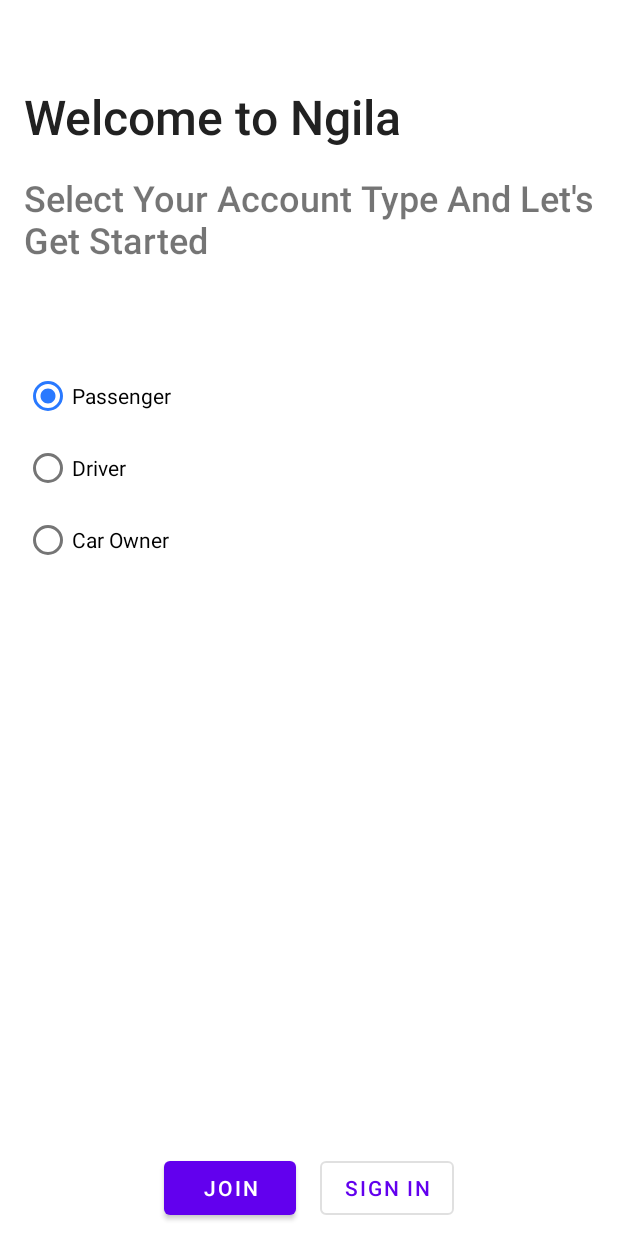
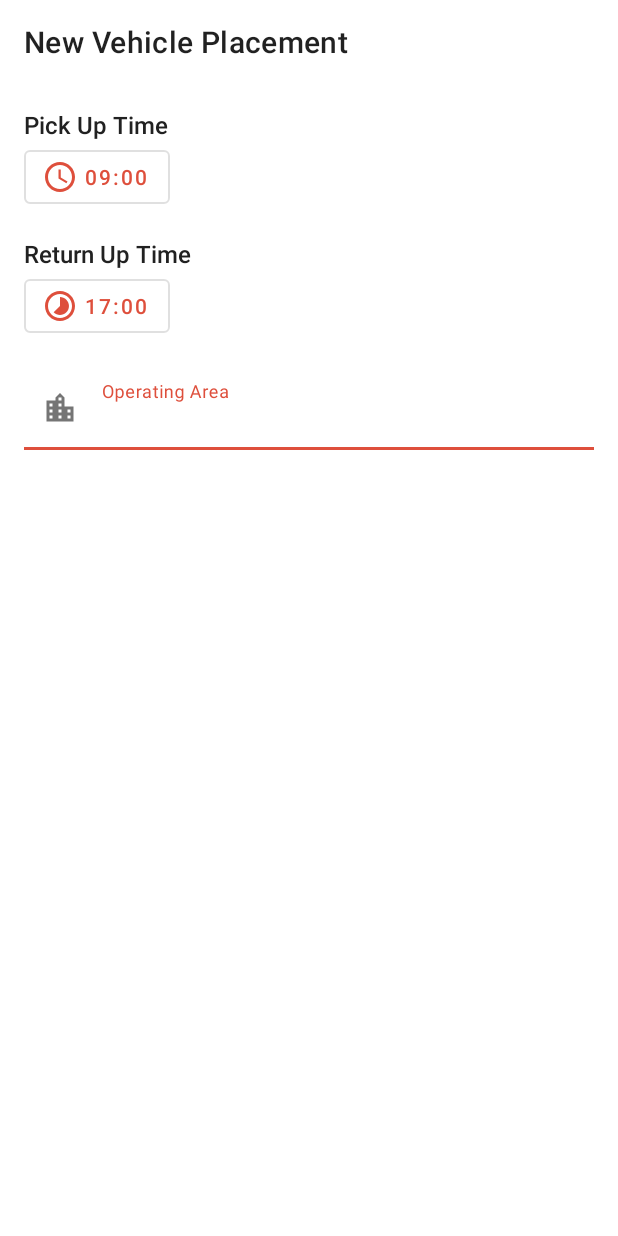
Before and after one commit to dnsking/ngila, an Android app: the screen it shows after launch (WelcomActivity before the commit, CarOwnerPlacementActivity after it), on a phone screen of 412 x 824 dp. Run offline under Robolectric (Android 15) with nearby library versions, the phone set to English and light mode, and no system bars.

Commit message:
added car owner activity

```diff
--- /dev/null
+++ b/app/src/main/java/com/app/ngila/CarOwnerPlacementActivity.java
@@ -0,0 +1,14 @@
+package com.app.ngila;
+
+import androidx.appcompat.app.AppCompatActivity;
+
+import android.os.Bundle;
+
+public class CarOwnerPlacementActivity extends AppCompatActivity {
+
+    @Override
+    protected void onCreate(Bundle savedInstanceState) {
+        super.onCreate(savedInstanceState);
+        setContentView(R.layout.activity_car_owner_placement);
+    }
+}
--- /dev/null
+++ b/app/src/main/res/drawable/ic_baseline_access_time_24.xml
@@ -0,0 +1,13 @@
+<vector xmlns:android="http://schemas.android.com/apk/res/android"
+    android:width="24dp"
+    android:height="24dp"
+    android:viewportWidth="24"
+    android:viewportHeight="24"
+    android:tint="?attr/colorControlNormal">
+  <path
+      android:fillColor="@android:color/white"
+      android:pathData="M11.99,2C6.47,2 2,6.48 2,12s4.47,10 9.99,10C17.52,22 22,17.52 22,12S17.52,2 11.99,2zM12,20c-4.42,0 -8,-3.58 -8,-8s3.58,-8 8,-8 8,3.58 8,8 -3.58,8 -8,8z"/>
+  <path
+      android:fillColor="@android:color/white"
+      android:pathData="M12.5,7H11v6l5.25,3.15 0.75,-1.23 -4.5,-2.67z"/>
+</vector>
--- /dev/null
+++ b/app/src/main/res/drawable/ic_baseline_location_city_24.xml
@@ -0,0 +1,10 @@
+<vector xmlns:android="http://schemas.android.com/apk/res/android"
+    android:width="24dp"
+    android:height="24dp"
+    android:viewportWidth="24"
+    android:viewportHeight="24"
+    android:tint="?attr/colorControlNormal">
+  <path
+      android:fillColor="@android:color/white"
+      android:pathData="M15,11L15,5l-3,-3 -3,3v2L3,7v14h18L21,11h-6zM7,19L5,19v-2h2v2zM7,15L5,15v-2h2v2zM7,11L5,11L5,9h2v2zM13,19h-2v-2h2v2zM13,15h-2v-2h2v2zM13,11h-2L11,9h2v2zM13,7h-2L11,5h2v2zM19,19h-2v-2h2v2zM19,15h-2v-2h2v2z"/>
+</vector>
--- /dev/null
+++ b/app/src/main/res/drawable/ic_baseline_timelapse_24.xml
@@ -0,0 +1,10 @@
+<vector xmlns:android="http://schemas.android.com/apk/res/android"
+    android:width="24dp"
+    android:height="24dp"
+    android:viewportWidth="24"
+    android:viewportHeight="24"
+    android:tint="?attr/colorControlNormal">
+  <path
+      android:fillColor="@android:color/white"
+      android:pathData="M16.24,7.76C15.07,6.59 13.54,6 12,6v6l-4.24,4.24c2.34,2.34 6.14,2.34 8.49,0 2.34,-2.34 2.34,-6.14 -0.01,-8.48zM12,2C6.48,2 2,6.48 2,12s4.48,10 10,10 10,-4.48 10,-10S17.52,2 12,2zM12,20c-4.42,0 -8,-3.58 -8,-8s3.58,-8 8,-8 8,3.58 8,8 -3.58,8 -8,8z"/>
+</vector>
--- /dev/null
+++ b/app/src/main/res/layout/activity_car_owner_placement.xml
@@ -0,0 +1,86 @@
+<?xml version="1.0" encoding="utf-8"?>
+<LinearLayout xmlns:android="http://schemas.android.com/apk/res/android"
+    xmlns:app="http://schemas.android.com/apk/res-auto"
+    xmlns:tools="http://schemas.android.com/tools"
+    android:layout_width="match_parent"
+    android:layout_height="match_parent"
+    tools:context=".CarOwnerPlacementActivity"
+    android:orientation="vertical">
+
+    <com.google.android.material.appbar.MaterialToolbar
+        android:layout_width="match_parent"
+        android:layout_height="wrap_content"
+        android:background="#fff"
+        android:id="@+id/toolbar"
+        app:title="New Vehicle Placement"
+        >
+
+    </com.google.android.material.appbar.MaterialToolbar>
+
+    <TextView
+        android:layout_width="wrap_content"
+        android:layout_height="wrap_content"
+        android:text="Pick Up Time"
+        android:textSize="16sp"
+        android:fontFamily="sans-serif-medium"
+        android:textColor="#212121"
+        android:layout_marginStart="16dp"
+        android:layout_marginEnd="16dp"
+        android:layout_marginTop="16dp"/>
+
+    <Button
+        android:layout_width="wrap_content"
+        android:layout_height="wrap_content"
+        android:text="09:00"
+        android:layout_marginStart="16dp"
+        android:layout_marginEnd="16dp"
+        app:icon="@drawable/ic_baseline_access_time_24"
+        style="@style/Widget.MaterialComponents.Button.OutlinedButton.Icon"
+        />
+
+    <TextView
+        android:layout_width="wrap_content"
+        android:layout_height="wrap_content"
+        android:text="Return Up Time"
+        android:textSize="16sp"
+        android:fontFamily="sans-serif-medium"
+        android:textColor="#212121"
+        android:layout_marginTop="16dp"
+        android:layout_marginStart="16dp"
+        android:layout_marginEnd="16dp"/>
+
+    <Button
+        android:layout_width="wrap_content"
+        android:layout_height="wrap_content"
+        android:text="17:00"
+        app:icon="@drawable/ic_baseline_timelapse_24"
+        style="@style/Widget.MaterialComponents.Button.OutlinedButton.Icon"
+        android:layout_marginStart="16dp"
+        android:layout_marginEnd="16dp"
+        />
+
+
+    <com.google.android.material.textfield.TextInputLayout
+        android:id="@+id/lastNameTextInputEditTextHolder"
+        android:layout_width="match_parent"
+        android:layout_height="wrap_content"
+        app:startIconDrawable="@drawable/ic_baseline_location_city_24"
+        android:hint="Operating Area"
+        android:background="#fff"
+        android:layout_marginStart="16dp"
+        android:layout_marginEnd="16dp"
+        android:layout_marginTop="16dp">
+
+        <com.google.android.material.textfield.TextInputEditText
+            android:id="@+id/lastNameTextInputEditText"
+            android:layout_width="match_parent"
+            android:layout_height="wrap_content"
+            android:background="#fff"
+            />
+
+    </com.google.android.material.textfield.TextInputLayout>
+
+
+
+
+</LinearLayout>
--- a/app/src/main/res/values/colors.xml
+++ b/app/src/main/res/values/colors.xml
@@ -1,6 +1,6 @@
 <?xml version="1.0" encoding="utf-8"?>
 <resources>
-    <color name="colorPrimary">#6200EE</color>
-    <color name="colorPrimaryDark">#3700B3</color>
-    <color name="colorAccent">#2979ff</color>
+    <color name="colorPrimary">#DE4F3C</color>
+    <color name="colorPrimaryDark">#000</color>
+    <color name="colorAccent">#F0CA4D</color>
 </resources>
--- a/app/src/main/res/values/strings.xml
+++ b/app/src/main/res/values/strings.xml
@@ -2,4 +2,5 @@
     <string name="app_name">Ngila</string>
     <!-- TODO: Remove or change this placeholder text -->
     <string name="hello_blank_fragment">Hello blank fragment</string>
+    <string name="google_maps_key">AIzaSyA5-ybj2iJzRF5Kg0R0VgtBvpoXHR6tc1s</string>
 </resources>
```
Also changed, not shown: app/build.gradle (+15 -1 lines), app/src/main/AndroidManifest.xml (+19 -4 lines), app/src/main/java/com/app/ngila/CarOwnerActivity.java (added, +14 -0 lines), app/src/main/java/com/app/ngila/MapMainActivity.java (added, +14 -0 lines), app/src/main/java/com/app/ngila/locationhandler/SingleShotLocationProvider.java (added, +79 -0 lines), app/src/main/res/drawable/gradient_background.xml (added, +9 -0 lines), app/src/main/res/layout/activity_car_owner.xml (added, +17 -0 lines), app/src/main/res/layout/activity_map_main.xml (added, +26 -0 lines).
